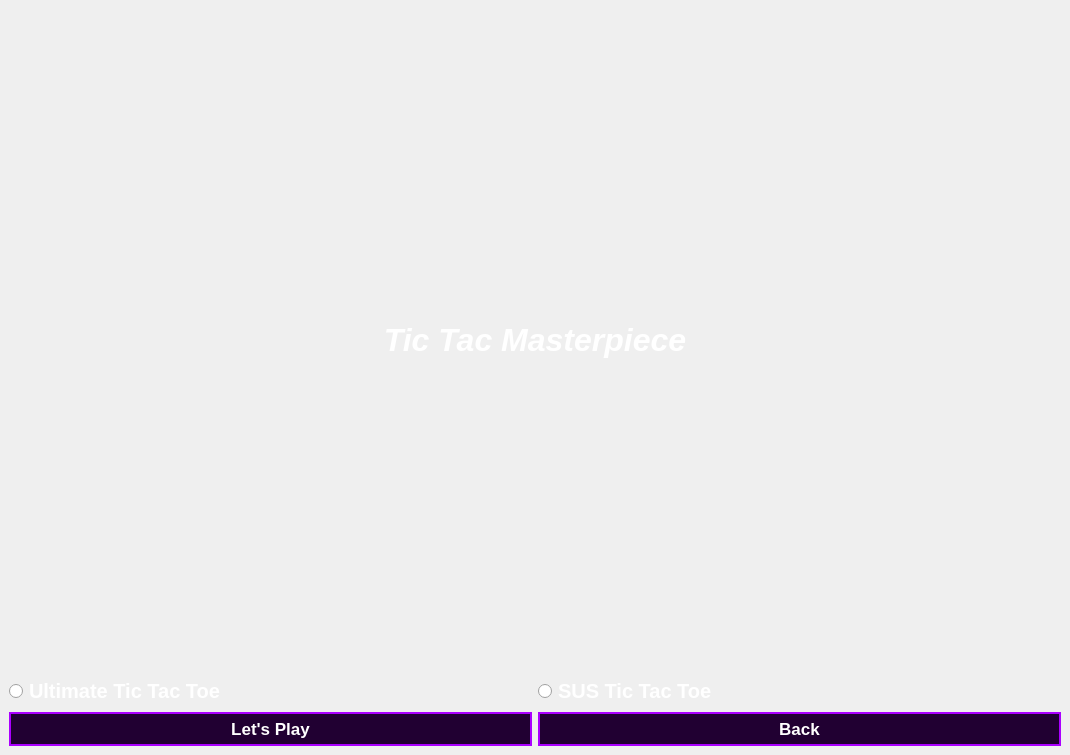
This is manuwindow.ui in Mohammed-3tef/Tic_Tac_Masterpiece_GUI as Qt 5 draws it before an edit. The edited form follows.
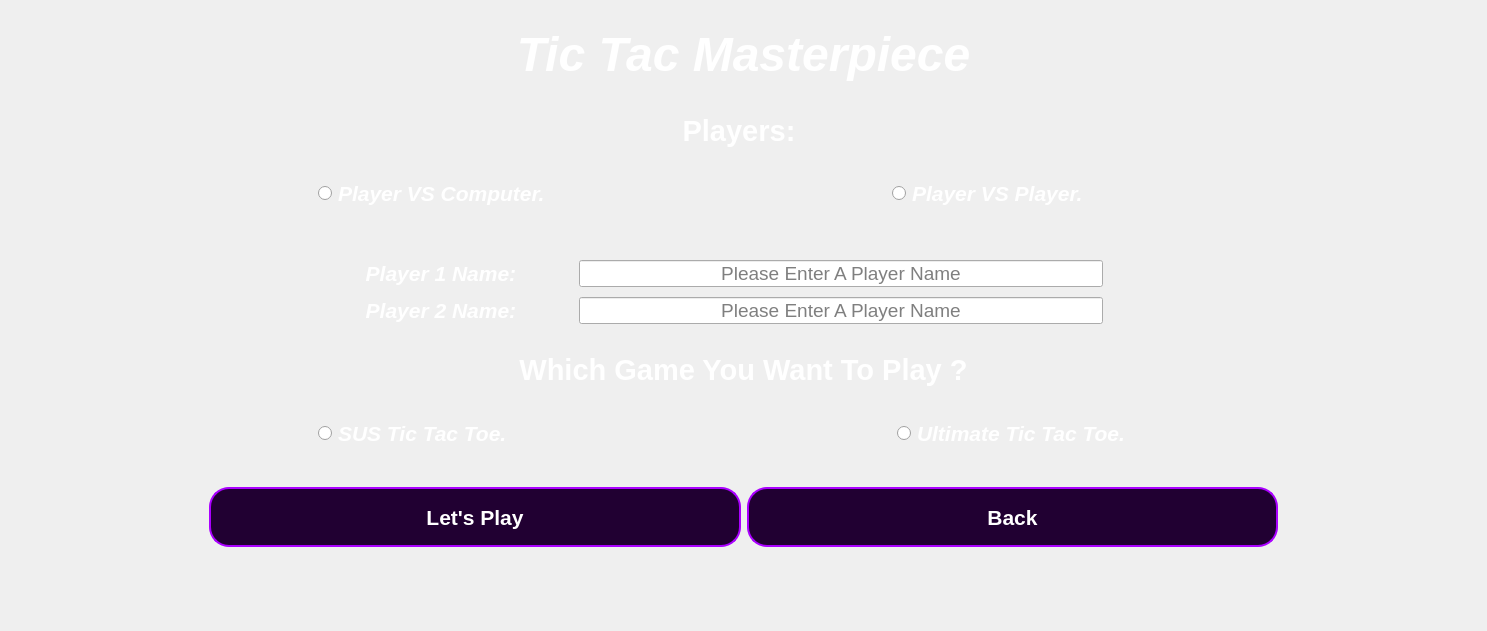
This is the edited form.

The edit to the form file:
```diff
--- a/manuwindow.ui
+++ b/manuwindow.ui
@@ -6,8 +6,8 @@
    <rect>
     <x>0</x>
     <y>0</y>
-    <width>1070</width>
-    <height>755</height>
+    <width>1487</width>
+    <height>631</height>
    </rect>
   </property>
   <property name="windowTitle">
@@ -15,83 +15,33 @@
   </property>
   <widget class="QWidget" name="centralwidget">
    <layout class="QGridLayout" name="gridLayout">
-    <item row="0" column="0">
-     <layout class="QVBoxLayout" name="verticalLayout_2">
+    <item row="7" column="0">
+     <layout class="QHBoxLayout" name="horizontalLayout_2">
+      <property name="leftMargin">
+       <number>200</number>
+      </property>
+      <property name="rightMargin">
+       <number>200</number>
+      </property>
+      <property name="bottomMargin">
+       <number>75</number>
+      </property>
       <item>
-       <widget class="QLabel" name="label">
+       <widget class="QPushButton" name="nextBtn">
+        <property name="minimumSize">
+         <size>
+          <width>150</width>
+          <height>60</height>
+         </size>
+        </property>
         <property name="font">
          <font>
-          <pointsize>24</pointsize>
-          <italic>true</italic>
+          <pointsize>16</pointsize>
           <bold>true</bold>
          </font>
         </property>
         <property name="styleSheet">
-         <string notr="true">color: white;</string>
-        </property>
-        <property name="text">
-         <string>Tic Tac Masterpiece</string>
-        </property>
-        <property name="alignment">
-         <set>Qt::AlignmentFlag::AlignCenter</set>
-        </property>
-       </widget>
-      </item>
-      <item>
-       <layout class="QVBoxLayout" name="verticalLayout">
-        <item>
-         <layout class="QHBoxLayout" name="horizontalLayout">
-          <item>
-           <widget class="QRadioButton" name="radioButton">
-            <property name="font">
-             <font>
-              <pointsize>15</pointsize>
-              <bold>true</bold>
-             </font>
-            </property>
-            <property name="styleSheet">
-             <string notr="true">color: white;</string>
-            </property>
-            <property name="text">
-             <string>Ultimate Tic Tac Toe</string>
-            </property>
-           </widget>
-          </item>
-          <item>
-           <widget class="QRadioButton" name="radioButton_2">
-            <property name="font">
-             <font>
-              <pointsize>15</pointsize>
-              <bold>true</bold>
-             </font>
-            </property>
-            <property name="styleSheet">
-             <string notr="true">color: white;</string>
-            </property>
-            <property name="text">
-             <string>SUS Tic Tac Toe</string>
-            </property>
-           </widget>
-          </item>
-         </layout>
-        </item>
-       </layout>
-      </item>
-      <item>
-       <layout class="QVBoxLayout" name="verticalLayout_3"/>
-      </item>
-      <item>
-       <layout class="QHBoxLayout" name="horizontalLayout_2">
-        <item>
-         <widget class="QPushButton" name="playBtn">
-          <property name="font">
-           <font>
-            <pointsize>13</pointsize>
-            <bold>true</bold>
-           </font>
-          </property>
-          <property name="styleSheet">
-           <string notr="true">QPushButton {
+         <string notr="true">QPushButton {
     background-color: rgb(33, 0, 50);
     color: white; 
     border: 2px solid rgb(170, 0, 255) ;
@@ -103,22 +53,28 @@
     background: qlineargradient(spread:pad, x1:0, y1:0, x2:1, y2:0, stop:0 rgba(0, 0, 0, 255), stop:1 rgb(33, 0, 50));
     color: #ffffff; 
 }</string>
-          </property>
-          <property name="text">
-           <string>Let's Play</string>
-          </property>
-         </widget>
-        </item>
-        <item>
-         <widget class="QPushButton" name="manuBackBtn">
-          <property name="font">
-           <font>
-            <pointsize>13</pointsize>
-            <bold>true</bold>
-           </font>
-          </property>
-          <property name="styleSheet">
-           <string notr="true">QPushButton {
+        </property>
+        <property name="text">
+         <string>Let's Play</string>
+        </property>
+       </widget>
+      </item>
+      <item>
+       <widget class="QPushButton" name="manuBackBtn">
+        <property name="minimumSize">
+         <size>
+          <width>150</width>
+          <height>60</height>
+         </size>
+        </property>
+        <property name="font">
+         <font>
+          <pointsize>16</pointsize>
+          <bold>true</bold>
+         </font>
+        </property>
+        <property name="styleSheet">
+         <string notr="true">QPushButton {
     background-color: rgb(33, 0, 50);
     color: white; 
     border: 2px solid rgb(170, 0, 255) ;
@@ -130,16 +86,426 @@
     background: qlineargradient(spread:pad, x1:0, y1:0, x2:1, y2:0, stop:0 rgba(0, 0, 0, 255), stop:1 rgb(33, 0, 50));
     color: #ffffff; 
 }</string>
-          </property>
-          <property name="text">
-           <string>Back</string>
-          </property>
-         </widget>
-        </item>
-       </layout>
+        </property>
+        <property name="text">
+         <string>Back</string>
+        </property>
+       </widget>
       </item>
      </layout>
     </item>
+    <item row="1" column="0">
+     <widget class="QLabel" name="label">
+      <property name="sizePolicy">
+       <sizepolicy hsizetype="Preferred" vsizetype="Expanding">
+        <horstretch>0</horstretch>
+        <verstretch>0</verstretch>
+       </sizepolicy>
+      </property>
+      <property name="font">
+       <font>
+        <pointsize>36</pointsize>
+        <italic>true</italic>
+        <bold>true</bold>
+       </font>
+      </property>
+      <property name="styleSheet">
+       <string notr="true">color: white;</string>
+      </property>
+      <property name="text">
+       <string>Tic Tac Masterpiece</string>
+      </property>
+      <property name="alignment">
+       <set>Qt::AlignmentFlag::AlignCenter</set>
+      </property>
+     </widget>
+    </item>
+    <item row="4" column="0" alignment="">
+     <widget class="QFrame" name="">
+      <property name="sizePolicy">
+       <sizepolicy hsizetype="Preferred" vsizetype="Expanding">
+        <horstretch>0</horstretch>
+        <verstretch>0</verstretch>
+       </sizepolicy>
+      </property>
+      <layout class="QVBoxLayout" name="verticalLayout_2">
+       <property name="leftMargin">
+        <number>0</number>
+       </property>
+       <item>
+        <widget class="QLabel" name="label_3">
+         <property name="sizePolicy">
+          <sizepolicy hsizetype="Preferred" vsizetype="Minimum">
+           <horstretch>0</horstretch>
+           <verstretch>0</verstretch>
+          </sizepolicy>
+         </property>
+         <property name="minimumSize">
+          <size>
+           <width>0</width>
+           <height>16</height>
+          </size>
+         </property>
+         <property name="font">
+          <font>
+           <pointsize>22</pointsize>
+           <bold>true</bold>
+          </font>
+         </property>
+         <property name="styleSheet">
+          <string notr="true">color: white;</string>
+         </property>
+         <property name="text">
+          <string>Players:</string>
+         </property>
+         <property name="alignment">
+          <set>Qt::AlignmentFlag::AlignCenter</set>
+         </property>
+        </widget>
+       </item>
+       <item>
+        <widget class="QFrame" name="frame_3">
+         <property name="sizePolicy">
+          <sizepolicy hsizetype="Expanding" vsizetype="Expanding">
+           <horstretch>0</horstretch>
+           <verstretch>0</verstretch>
+          </sizepolicy>
+         </property>
+         <property name="styleSheet">
+          <string notr="true">margin: 0% 150%;</string>
+         </property>
+         <layout class="QGridLayout" name="gridLayout_3">
+          <item row="0" column="0">
+           <widget class="QRadioButton" name="onePlayerChoice">
+            <property name="minimumSize">
+             <size>
+              <width>0</width>
+              <height>60</height>
+             </size>
+            </property>
+            <property name="font">
+             <font>
+              <pointsize>16</pointsize>
+              <italic>true</italic>
+              <bold>true</bold>
+             </font>
+            </property>
+            <property name="styleSheet">
+             <string notr="true">color: white;</string>
+            </property>
+            <property name="text">
+             <string>Player VS Computer.</string>
+            </property>
+           </widget>
+          </item>
+          <item row="0" column="1">
+           <widget class="QRadioButton" name="twoPlayerChoice">
+            <property name="minimumSize">
+             <size>
+              <width>0</width>
+              <height>60</height>
+             </size>
+            </property>
+            <property name="font">
+             <font>
+              <pointsize>16</pointsize>
+              <italic>true</italic>
+              <bold>true</bold>
+             </font>
+            </property>
+            <property name="styleSheet">
+             <string notr="true">color: white;</string>
+            </property>
+            <property name="text">
+             <string>Player VS Player.</string>
+            </property>
+           </widget>
+          </item>
+         </layout>
+        </widget>
+       </item>
+      </layout>
+     </widget>
+    </item>
+    <item row="6" column="0">
+     <widget class="QFrame" name="frame">
+      <property name="sizePolicy">
+       <sizepolicy hsizetype="Preferred" vsizetype="Expanding">
+        <horstretch>0</horstretch>
+        <verstretch>0</verstretch>
+       </sizepolicy>
+      </property>
+      <layout class="QVBoxLayout" name="verticalLayout">
+       <property name="leftMargin">
+        <number>0</number>
+       </property>
+       <property name="rightMargin">
+        <number>0</number>
+       </property>
+       <item>
+        <widget class="QLabel" name="label_2">
+         <property name="sizePolicy">
+          <sizepolicy hsizetype="Preferred" vsizetype="Minimum">
+           <horstretch>0</horstretch>
+           <verstretch>0</verstretch>
+          </sizepolicy>
+         </property>
+         <property name="minimumSize">
+          <size>
+           <width>0</width>
+           <height>36</height>
+          </size>
+         </property>
+         <property name="font">
+          <font>
+           <pointsize>22</pointsize>
+           <bold>true</bold>
+          </font>
+         </property>
+         <property name="styleSheet">
+          <string notr="true">color: white;</string>
+         </property>
+         <property name="text">
+          <string>Which Game You Want To Play ?</string>
+         </property>
+         <property name="alignment">
+          <set>Qt::AlignmentFlag::AlignCenter</set>
+         </property>
+        </widget>
+       </item>
+       <item>
+        <widget class="QFrame" name="frame_2">
+         <property name="sizePolicy">
+          <sizepolicy hsizetype="Expanding" vsizetype="Expanding">
+           <horstretch>0</horstretch>
+           <verstretch>0</verstretch>
+          </sizepolicy>
+         </property>
+         <property name="styleSheet">
+          <string notr="true">margin: 0% 150%;</string>
+         </property>
+         <layout class="QGridLayout" name="gridLayout_2">
+          <item row="0" column="1">
+           <widget class="QRadioButton" name="susGameChoice">
+            <property name="minimumSize">
+             <size>
+              <width>0</width>
+              <height>60</height>
+             </size>
+            </property>
+            <property name="font">
+             <font>
+              <pointsize>16</pointsize>
+              <italic>true</italic>
+              <bold>true</bold>
+             </font>
+            </property>
+            <property name="styleSheet">
+             <string notr="true">color: white;</string>
+            </property>
+            <property name="text">
+             <string>SUS Tic Tac Toe.</string>
+            </property>
+           </widget>
+          </item>
+          <item row="0" column="2">
+           <widget class="QRadioButton" name="ultimateGameChoice">
+            <property name="minimumSize">
+             <size>
+              <width>0</width>
+              <height>60</height>
+             </size>
+            </property>
+            <property name="font">
+             <font>
+              <pointsize>16</pointsize>
+              <italic>true</italic>
+              <bold>true</bold>
+             </font>
+            </property>
+            <property name="styleSheet">
+             <string notr="true">color: white;</string>
+            </property>
+            <property name="text">
+             <string>Ultimate Tic Tac Toe.</string>
+            </property>
+           </widget>
+          </item>
+         </layout>
+        </widget>
+       </item>
+      </layout>
+     </widget>
+    </item>
+    <item row="5" column="0">
+     <widget class="QFrame" name="frame_4">
+      <property name="sizePolicy">
+       <sizepolicy hsizetype="Preferred" vsizetype="Expanding">
+        <horstretch>0</horstretch>
+        <verstretch>0</verstretch>
+       </sizepolicy>
+      </property>
+      <property name="frameShadow">
+       <enum>QFrame::Shadow::Plain</enum>
+      </property>
+      <layout class="QGridLayout" name="gridLayout_4">
+       <property name="leftMargin">
+        <number>250</number>
+       </property>
+       <property name="rightMargin">
+        <number>250</number>
+       </property>
+       <item row="0" column="0">
+        <layout class="QHBoxLayout" name="horizontalLayout">
+         <property name="leftMargin">
+          <number>100</number>
+         </property>
+         <property name="rightMargin">
+          <number>50</number>
+         </property>
+         <item>
+          <widget class="QLabel" name="firstPlayerName">
+           <property name="sizePolicy">
+            <sizepolicy hsizetype="Preferred" vsizetype="Preferred">
+             <horstretch>0</horstretch>
+             <verstretch>0</verstretch>
+            </sizepolicy>
+           </property>
+           <property name="minimumSize">
+            <size>
+             <width>0</width>
+             <height>0</height>
+            </size>
+           </property>
+           <property name="font">
+            <font>
+             <pointsize>16</pointsize>
+             <italic>true</italic>
+             <bold>true</bold>
+            </font>
+           </property>
+           <property name="styleSheet">
+            <string notr="true">color: white;
+ margin-right:10%;</string>
+           </property>
+           <property name="text">
+            <string>Player 1 Name: </string>
+           </property>
+           <property name="alignment">
+            <set>Qt::AlignmentFlag::AlignRight|Qt::AlignmentFlag::AlignTrailing|Qt::AlignmentFlag::AlignVCenter</set>
+           </property>
+          </widget>
+         </item>
+         <item>
+          <widget class="QLineEdit" name="firstInput">
+           <property name="sizePolicy">
+            <sizepolicy hsizetype="Expanding" vsizetype="Fixed">
+             <horstretch>0</horstretch>
+             <verstretch>0</verstretch>
+            </sizepolicy>
+           </property>
+           <property name="minimumSize">
+            <size>
+             <width>100</width>
+             <height>0</height>
+            </size>
+           </property>
+           <property name="font">
+            <font>
+             <pointsize>14</pointsize>
+             <bold>false</bold>
+            </font>
+           </property>
+           <property name="styleSheet">
+            <string notr="true">margin: 0% 75% 0% 35%;</string>
+           </property>
+           <property name="alignment">
+            <set>Qt::AlignmentFlag::AlignCenter</set>
+           </property>
+           <property name="placeholderText">
+            <string>Please Enter A Player Name</string>
+           </property>
+          </widget>
+         </item>
+        </layout>
+       </item>
+       <item row="1" column="0">
+        <layout class="QHBoxLayout" name="horizontalLayout_3">
+         <property name="leftMargin">
+          <number>100</number>
+         </property>
+         <property name="rightMargin">
+          <number>50</number>
+         </property>
+         <item>
+          <widget class="QLabel" name="label_4">
+           <property name="sizePolicy">
+            <sizepolicy hsizetype="Preferred" vsizetype="Preferred">
+             <horstretch>0</horstretch>
+             <verstretch>0</verstretch>
+            </sizepolicy>
+           </property>
+           <property name="minimumSize">
+            <size>
+             <width>0</width>
+             <height>0</height>
+            </size>
+           </property>
+           <property name="font">
+            <font>
+             <pointsize>16</pointsize>
+             <italic>true</italic>
+             <bold>true</bold>
+            </font>
+           </property>
+           <property name="styleSheet">
+            <string notr="true">color: white;
+ margin-right:10%;</string>
+           </property>
+           <property name="text">
+            <string>Player 2 Name: </string>
+           </property>
+           <property name="alignment">
+            <set>Qt::AlignmentFlag::AlignRight|Qt::AlignmentFlag::AlignTrailing|Qt::AlignmentFlag::AlignVCenter</set>
+           </property>
+          </widget>
+         </item>
+         <item>
+          <widget class="QLineEdit" name="secondInput">
+           <property name="sizePolicy">
+            <sizepolicy hsizetype="Expanding" vsizetype="Fixed">
+             <horstretch>0</horstretch>
+             <verstretch>0</verstretch>
+            </sizepolicy>
+           </property>
+           <property name="minimumSize">
+            <size>
+             <width>100</width>
+             <height>0</height>
+            </size>
+           </property>
+           <property name="font">
+            <font>
+             <pointsize>14</pointsize>
+             <bold>false</bold>
+            </font>
+           </property>
+           <property name="styleSheet">
+            <string notr="true">margin: 0% 75% 0% 35%;</string>
+           </property>
+           <property name="alignment">
+            <set>Qt::AlignmentFlag::AlignCenter</set>
+           </property>
+           <property name="placeholderText">
+            <string>Please Enter A Player Name</string>
+           </property>
+          </widget>
+         </item>
+        </layout>
+       </item>
+      </layout>
+     </widget>
+    </item>
    </layout>
   </widget>
  </widget>
```
